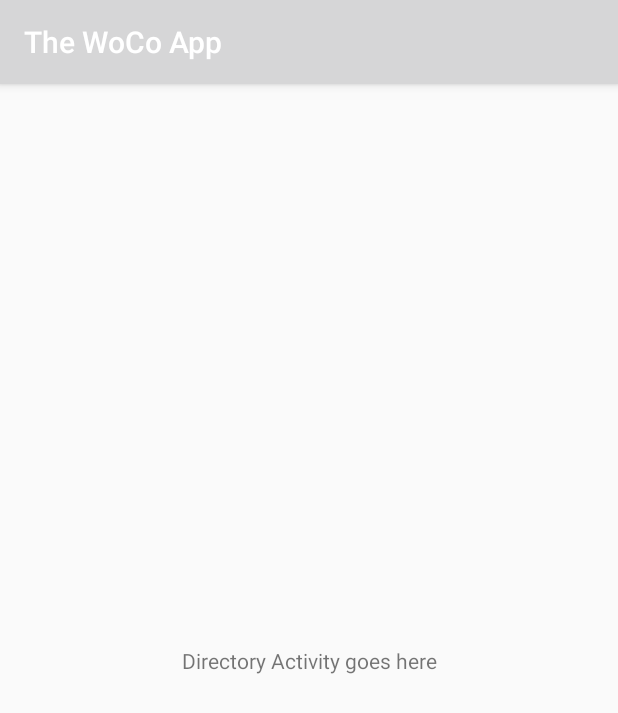
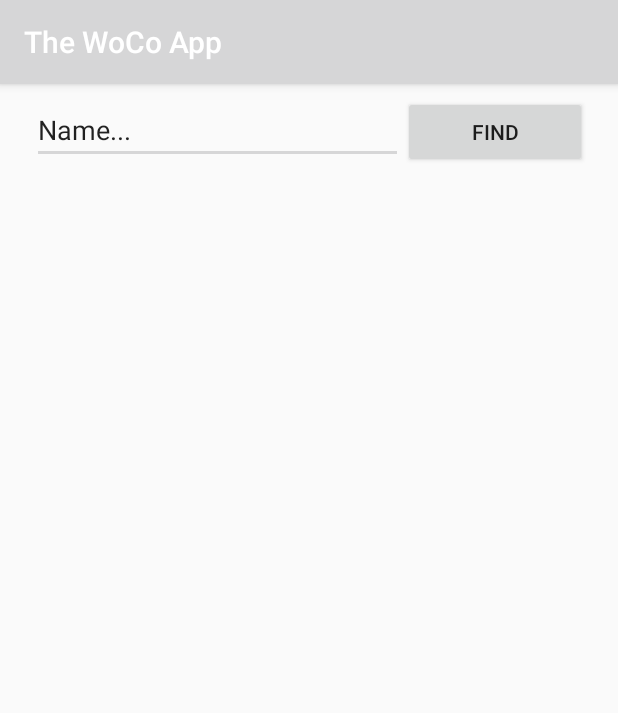
Before and after one commit to sykesda/wocoapp, an Android app: the directory screen opened directly, with no data from a screen before it, on a phone screen of 412 x 824 dp. Shown: the top 713 px of the screen. Run offline under Robolectric (Android 15) with nearby library versions, the phone set to English and light mode, and no system bars; plain views replace RecycleListView.

Commit message:
Latest updates on my end

```diff
--- a/app/build.gradle
+++ b/app/build.gradle
@@ -23,6 +23,7 @@ dependencies {
     implementation 'com.android.support:appcompat-v7:26.1.0'
     implementation 'com.android.support.constraint:constraint-layout:1.0.2'
     implementation 'com.google.android.gms:play-services-maps:11.8.0'
+    implementation 'com.android.support:design:27.0.2'
     testImplementation 'junit:junit:4.12'
     androidTestImplementation 'com.android.support.test:runner:1.0.1'
     androidTestImplementation 'com.android.support.test.espresso:espresso-core:3.0.1'
--- a/app/src/main/res/layout/activity_directory.xml
+++ b/app/src/main/res/layout/activity_directory.xml
@@ -6,17 +6,44 @@
     android:layout_height="match_parent"
     tools:context="edu.wofford.sykesda.wocoapptest.directory">
 
-    <TextView
-        android:id="@+id/textView"
-        android:layout_width="wrap_content"
-        android:layout_height="wrap_content"
-        android:layout_marginBottom="8dp"
+    <LinearLayout
+        android:id="@+id/linearLayout2"
+        android:layout_width="370dp"
+        android:layout_height="48dp"
         android:layout_marginEnd="8dp"
         android:layout_marginStart="8dp"
         android:layout_marginTop="8dp"
-        android:text="Directory Activity goes here"
-        app:layout_constraintBottom_toBottomOf="parent"
+        android:orientation="horizontal"
         app:layout_constraintEnd_toEndOf="parent"
         app:layout_constraintStart_toStartOf="parent"
-        app:layout_constraintTop_toTopOf="parent" />
+        app:layout_constraintTop_toTopOf="parent">
+
+
+        <EditText
+            android:id="@+id/personIWant"
+            android:layout_width="wrap_content"
+            android:layout_height="wrap_content"
+            android:layout_weight="1"
+            android:ems="10"
+            android:inputType="textPersonName"
+            android:text="Name..." />
+
+        <Button
+            android:id="@+id/findPerson"
+            android:layout_width="wrap_content"
+            android:layout_height="wrap_content"
+            android:layout_weight="1"
+            android:text="FIND" />
+
+
+    </LinearLayout>
+
+    <android.support.v7.app.AlertController.RecycleListView
+        android:id="@+id/recyleView"
+        android:layout_width="match_parent"
+        android:layout_height="wrap_content"
+        android:layout_marginTop="8dp"
+        app:layout_constraintTop_toBottomOf="@+id/linearLayout2">
+    </android.support.v7.app.AlertController.RecycleListView>
+
 </android.support.constraint.ConstraintLayout>
--- a/app/src/main/res/values/strings.xml
+++ b/app/src/main/res/values/strings.xml
@@ -13,5 +13,6 @@
         <item>Phase V (MSBVC)</item>
         <item>The Village</item>
     </string-array>
+    <string name="title_activity_directory">DirectoryActivity</string>
 
 </resources>
--- a/app/src/main/res/values/styles.xml
+++ b/app/src/main/res/values/styles.xml
@@ -8,4 +8,13 @@
         <item name="colorAccent">@color/colorAccent</item>
     </style>
 
+    <style name="AppTheme.NoActionBar">
+        <item name="windowActionBar">false</item>
+        <item name="windowNoTitle">true</item>
+    </style>
+
+    <style name="AppTheme.AppBarOverlay" parent="ThemeOverlay.AppCompat.Dark.ActionBar" />
+
+    <style name="AppTheme.PopupOverlay" parent="ThemeOverlay.AppCompat.Light" />
+
 </resources>
```
